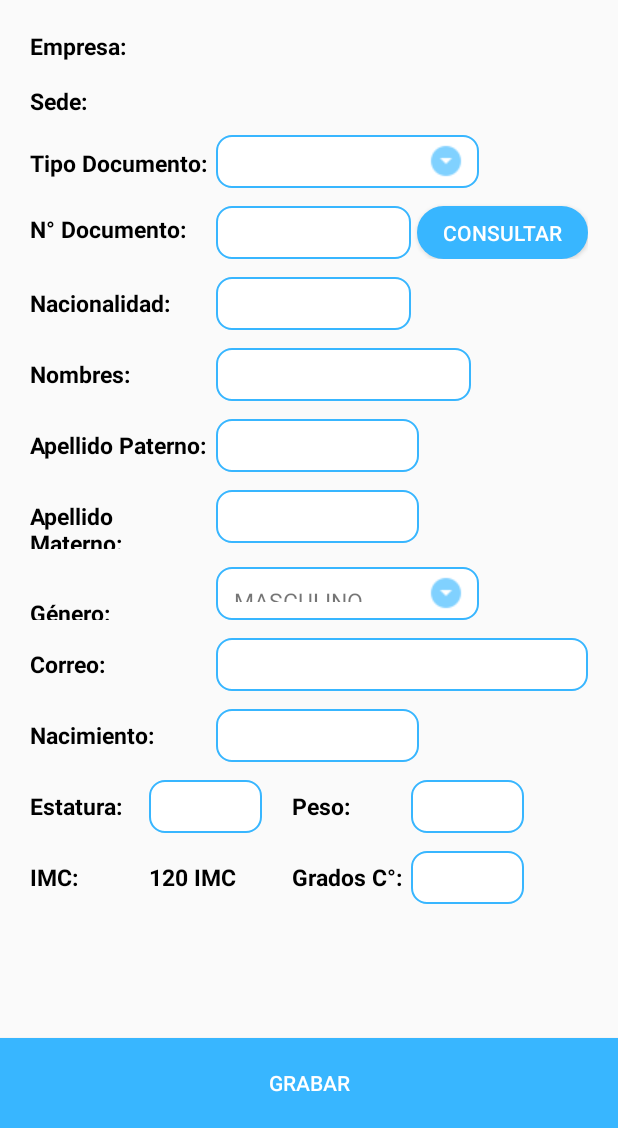
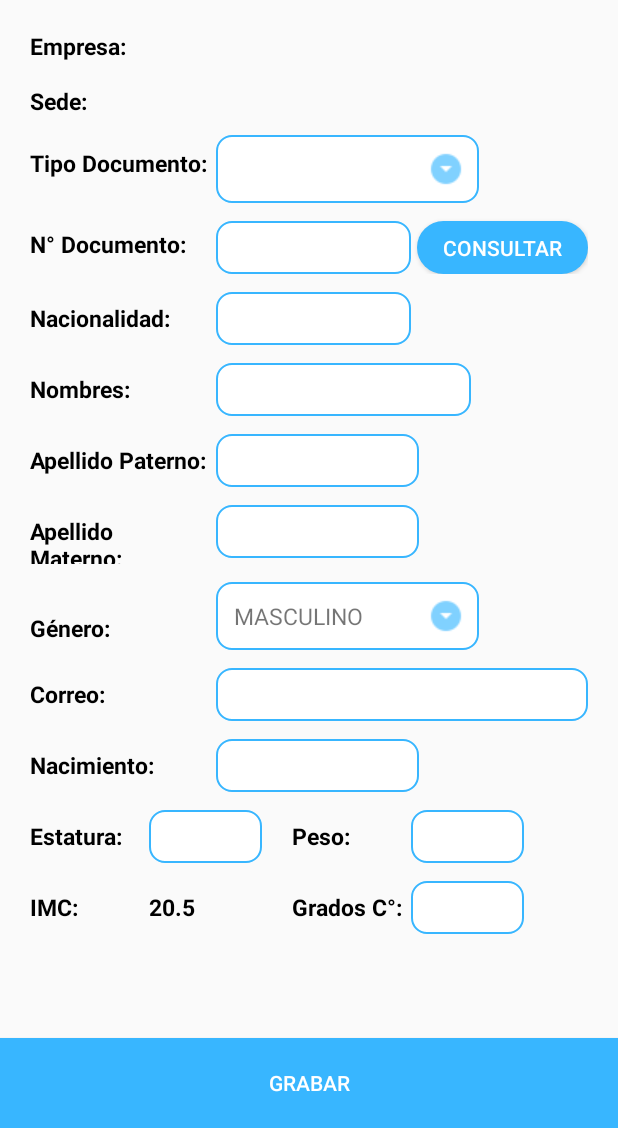
Before and after one commit to NicolasHidalgo/bioficha, an Android app: the ViewPageRegister screen opened directly, with no data from a screen before it, on a phone screen of 412 x 824 dp, the part 108-1236 px from its top. Run offline under Robolectric (Android 15) with nearby library versions, the phone set to English and light mode, and no system bars; our stand-ins replace Volley.

Commit message:
mas cambios

```diff
--- a/app/src/main/java/com/example/covid19/RegistroActivity.java
+++ b/app/src/main/java/com/example/covid19/RegistroActivity.java
@@ -1,13 +1,20 @@
 package com.example.covid19;
 
+import android.app.AlertDialog;
+import android.app.DatePickerDialog;
 import android.content.Context;
+import android.content.DialogInterface;
 import android.os.Bundle;
+import android.text.Editable;
+import android.text.TextWatcher;
 import android.view.LayoutInflater;
 import android.view.View;
 import android.view.ViewGroup;
 import android.widget.ArrayAdapter;
 import android.widget.Button;
+import android.widget.DatePicker;
 import android.widget.EditText;
+import android.widget.NumberPicker;
 import android.widget.Spinner;
 import android.widget.TextView;
 import android.widget.Toast;
@@ -24,10 +31,13 @@ import org.json.JSONArray;
 import org.json.JSONException;
 import org.json.JSONObject;
 
+import java.text.SimpleDateFormat;
 import java.util.ArrayList;
 import java.util.Arrays;
+import java.util.Calendar;
 import java.util.HashMap;
 import java.util.List;
+import java.util.Locale;
 import java.util.Map;
 
 import androidx.annotation.NonNull;
@@ -44,10 +54,14 @@ public class RegistroActivity extends Fragment {
     Spinner spTipoDocumento, spGenero;
     DatabaseManagerTipoDocumento dbTipoDocumento;
     Context context;
-    EditText txtNumDocumento, txtNombres, txtApePaterno, txtApeMaterno;
+    EditText txtNumDocumento, txtNombres, txtApePaterno, txtApeMaterno, txtNacionalidad, txtCorreo;
+    EditText txtFechaNacimiento, txtEstatura, txtPeso, txtGrados;
     RequestQueue requestQueue;
-    TextView lblNomEmpresa, lblNomSede;
+    TextView lblNomEmpresa, lblNomSede, lblIMC;
     private Session session;
+
+    Calendar calendar;
+    DatePickerDialog datePickerDialog;
 
     public RegistroActivity(){
 
@@ -64,9 +78,106 @@ public class RegistroActivity extends Fragment {
         spTipoDocumento = (Spinner) view.findViewById(R.id.spTipoDocumento);
         spGenero = (Spinner) view.findViewById(R.id.spGenero);
         txtNumDocumento = (EditText) view.findViewById(R.id.txtNumDocumento);
+        txtNacionalidad = (EditText) view.findViewById(R.id.txtNacionalidad);
         txtNombres = (EditText) view.findViewById(R.id.txtNombres);
         txtApePaterno = (EditText) view.findViewById(R.id.txtApellidoPaterno);
         txtApeMaterno = (EditText) view.findViewById(R.id.txtApellidoMaterno);
+        spGenero = (Spinner) view.findViewById(R.id.spGenero);
+        txtCorreo = (EditText) view.findViewById(R.id.txtCorreo);
+        txtFechaNacimiento = (EditText) view.findViewById(R.id.txtFechaNacimiento);
+        txtEstatura = (EditText) view.findViewById(R.id.txtEstatura);
+        txtPeso = (EditText) view.findViewById(R.id.txtPeso);
+        txtGrados = (EditText) view.findViewById(R.id.txtGrados);
+        lblIMC = (TextView) view.findViewById(R.id.lblIMC);
+
+        calendar = Calendar.getInstance();
+        final DatePickerDialog.OnDateSetListener date = new DatePickerDialog.OnDateSetListener() {
+
+            @Override
+            public void onDateSet(DatePicker view, int year, int monthOfYear,
+                                  int dayOfMonth) {
+                calendar.set(Calendar.YEAR, year);
+                calendar.set(Calendar.MONTH, monthOfYear);
+                calendar.set(Calendar.DAY_OF_MONTH, dayOfMonth);
+                updateFecha();
+            }
+
+        };
+
+        txtFechaNacimiento.setOnClickListener(new View.OnClickListener(){
+            @Override
+            public void onClick(View v){
+                new DatePickerDialog(context, date, calendar
+                        .get(Calendar.YEAR), calendar.get(Calendar.MONTH),
+                        calendar.get(Calendar.DAY_OF_MONTH)).show();
+
+            }
+        });
+
+        txtEstatura.addTextChangedListener(new TextWatcher() {
+            @Override
+            public void onTextChanged(CharSequence s, int start, int before, int count) {
+
+            }
+            @Override
+            public void beforeTextChanged(CharSequence s, int start, int count, int after) {
+                // TODO Auto-generated method stub
+            }
+            @Override
+            public void afterTextChanged(Editable s) {
+                String estatura = txtEstatura.getText().toString();
+                String peso = txtPeso.getText().toString();
+
+                if (estatura.isEmpty()){
+                    return;
+                }
+                if (peso.isEmpty()){
+                    return;
+                }
+                if(estatura.equals("0")){
+                    return;
+                }
+
+                float fest = Float.parseFloat(txtEstatura.getText().toString());
+                float fpes = Float.parseFloat(txtPeso.getText().toString());
+
+                float resultado = (fpes/(fest*fest));
+                lblIMC.setText(String.format("%.2f",resultado));
+            }
+        });
+
+        txtPeso.addTextChangedListener(new TextWatcher() {
+            @Override
+            public void onTextChanged(CharSequence s, int start, int before, int count) {
+
+            }
+            @Override
+            public void beforeTextChanged(CharSequence s, int start, int count, int after) {
+                // TODO Auto-generated method stub
+            }
+            @Override
+            public void afterTextChanged(Editable s) {
+                String estatura = txtEstatura.getText().toString();
+                String peso = txtPeso.getText().toString();
+
+                if (estatura.isEmpty()){
+                    return;
+                }
+                if (peso.isEmpty()){
+                    return;
+                }
+                if(estatura.equals("0")){
+                    return;
+                }
+
+                float fest = Float.parseFloat(txtEstatura.getText().toString());
+                float fpes = Float.parseFloat(txtPeso.getText().toString());
+
+                float resultado = (fpes/(fest*fest));
+                lblIMC.setText(String.format("%.2f",resultado));
+            }
+        });
+
         lblNomEmpresa = (TextView) view.findViewById(R.id.lblNomEmpresa);
         lblNomSede = (TextView) view.findViewById(R.id.lblNomSede);
 
@@ -122,10 +233,15 @@ public class RegistroActivity extends Fragment {
                 requestQueue.add(stringRequest);
             }
         });
-
         return view;
 
     }
 
+    private void updateFecha() {
+        String myFormat = "dd/MM/yyyy"; //In which you need put here
+        SimpleDateFormat sdf = new SimpleDateFormat(myFormat, Locale.US);
+        txtFechaNacimiento.setText(sdf.format(calendar.getTime()));
+    }
+
 
 }
--- a/app/src/main/java/com/example/covid19/ViewPageRegister.java
+++ b/app/src/main/java/com/example/covid19/ViewPageRegister.java
@@ -3,18 +3,37 @@ package com.example.covid19;
 
 import android.content.Context;
 import android.os.Bundle;
+import android.view.View;
 import android.widget.ArrayAdapter;
+import android.widget.Button;
+import android.widget.EditText;
 import android.widget.Spinner;
 import android.widget.Toast;
 
+import com.android.volley.AuthFailureError;
+import com.android.volley.Request;
+import com.android.volley.RequestQueue;
+import com.android.volley.Response;
+import com.android.volley.VolleyError;
+import com.android.volley.toolbox.StringRequest;
+import com.android.volley.toolbox.Volley;
 import com.google.android.material.tabs.TabLayout;
 
+import org.json.JSONArray;
+import org.json.JSONException;
+import org.json.JSONObject;
+
+import java.util.Date;
+import java.util.HashMap;
 import java.util.List;
+import java.util.Map;
 
 import androidx.appcompat.app.AppCompatActivity;
 import androidx.viewpager.widget.ViewPager;
 import beans.SpinnerBean;
+import beans.TipoDocumentoBean;
 import db.DatabaseManagerTipoDocumento;
+import helper.Session;
 
 public class ViewPageRegister extends AppCompatActivity {
 
@@ -22,7 +41,9 @@ public class ViewPageRegister extends AppCompatActivity {
     private TabLayout tabLayout;
     private ViewPager viewPager;
     private  ViewPagerAdapter viewPagerAdapter;
-    Spinner spTipoDocumento;
+    Button btnGrabar;
+    private Session session;
+    RequestQueue requestQueue;
 
     DatabaseManagerTipoDocumento dbTipoDocumento;
     @Override
@@ -30,14 +51,20 @@ public class ViewPageRegister extends AppCompatActivity {
         super.onCreate(savedInstanceState);
         setContentView(R.layout.activity_viewpager_register);
         context = this;
+        session = new Session(context);
+        dbTipoDocumento = new DatabaseManagerTipoDocumento(context);
 
         tabLayout = (TabLayout) findViewById(R.id.tabLayout_id);
         viewPager = (ViewPager) findViewById(R.id.viewpager_id);
         viewPagerAdapter = new ViewPagerAdapter(getSupportFragmentManager());
 
-        viewPagerAdapter.AddFragment(new RegistroActivity(), "Ficha");
-        viewPagerAdapter.AddFragment(new SintomasActivity(),"Síntomas");
-        viewPagerAdapter.AddFragment(new EnfermedadesActivity(),"Enfermedades");
+        final RegistroActivity registroActivity = new RegistroActivity();
+        final SintomasActivity sintomasActivity = new SintomasActivity();
+        final EnfermedadesActivity enfermedadesActivity = new EnfermedadesActivity();
+
+        viewPagerAdapter.AddFragment(registroActivity, "Ficha");
+        viewPagerAdapter.AddFragment(sintomasActivity,"Síntomas");
+        viewPagerAdapter.AddFragment(enfermedadesActivity,"Enfermedades");
 
         viewPager.setAdapter(viewPagerAdapter);
         tabLayout.setupWithViewPager(viewPager);
@@ -45,14 +72,69 @@ public class ViewPageRegister extends AppCompatActivity {
         tabLayout.getTabAt(1).setIcon(R.drawable.ic_sintomas_tab);
         tabLayout.getTabAt(2).setIcon(R.drawable.ic_enfermedad_tab);
 
-        //dbTipoDocumento = new DatabaseManagerTipoDocumento(context);
-        //spTipoDocumento = (Spinner) findViewById(R.id.spTipoDocumento);
-        //List<SpinnerBean> listaTipoDocumento = dbTipoDocumento.getSpinner();
+        btnGrabar = (Button) findViewById(R.id.btnGrabar);
+        btnGrabar.setOnClickListener(new View.OnClickListener() {
+            @Override
+            public void onClick(View v) {
+                String pAccion = "INSERT";
+                String pId = "0";
+                String pIdSede = session.getIdSede();
+                String pTipoDocumento = registroActivity.spTipoDocumento.getSelectedItem().toString();
+                TipoDocumentoBean tipoDocumentoBean = dbTipoDocumento.getByName(pTipoDocumento);
+                String pIdTipoDocumento = tipoDocumentoBean.getID();
+                String pNumDocumento = registroActivity.txtNumDocumento.getText().toString();
+                String pNacionalidad = registroActivity.txtNacionalidad.getText().toString();
+                String pNombres = registroActivity.txtNombres.getText().toString();
+                String pApePaterno = registroActivity.txtApePaterno.getText().toString();
+                String pApeMaterno = registroActivity.txtApeMaterno.getText().toString();
+                String pGenero = registroActivity.spGenero.getSelectedItem().toString();
+                String pCorreo = registroActivity.txtCorreo.getText().toString();
+                String pFechaNacimiento = registroActivity.txtFechaNacimiento.getText().toString();
+                String pEstatura = registroActivity.txtEstatura.getText().toString();
+                String pPeso = registroActivity.txtPeso.getText().toString();
+                String pIMC = registroActivity.lblIMC.getText().toString();
+                String pGrados = registroActivity.txtGrados.getText().toString();
 
-        //ArrayAdapter<SpinnerBean> adapterTipoDocumento = new ArrayAdapter<SpinnerBean>(context, R.layout.custom_spinner, listaTipoDocumento);
-        //adapterTipoDocumento.setDropDownViewResource(android.R.layout.simple_spinner_dropdown_item);
-        //spTipoDocumento.setAdapter(adapterTipoDocumento);
-        //Toast.makeText(this,"xxxx",Toast.LENGTH_LONG).show();
+                String URL = "https://bioficha.electocandidato.com/insert_id.php";
+                final String QUERY = "CALL SP_FICHA('"+pAccion+"',null,"+pIdSede+","+pIdTipoDocumento+",'"+pNumDocumento+"','"+pNacionalidad+"','"+pNombres+"','"+pApePaterno+"','"+pApeMaterno+"','1996-12-20','"+pGenero+"',"+pEstatura+","+pPeso+","+pIMC+","+pGrados+",'message in a bottle',1234,5678,'');";
+                StringRequest stringRequest = new StringRequest(Request.Method.POST, URL, new Response.Listener<String>() {
+                    @Override
+                    public void onResponse(String response) {
+                        if (response.equals("[]")){
+                            Toast.makeText(context,"No se encontraron datos", Toast.LENGTH_LONG).show();
+                        }else {
+                            try {
+                                JSONArray jsonArray = new JSONArray(response);
+                                JSONObject jsonObject = null;
+                                for (int i = 0; i < jsonArray.length(); i++) {
+                                    jsonObject = jsonArray.getJSONObject(i);
+                                    String ID = jsonObject.getString("ID");
+                                    String MENSAJE = jsonObject.getString("MENSAJE");
+                                }
+
+                            } catch (JSONException e) {
+                                e.printStackTrace();
+                            }
+                        }
+                    }
+                }, new Response.ErrorListener() {
+                    @Override
+                    public void onErrorResponse(VolleyError error) {
+
+                    }
+                }){
+                    @Override
+                    protected Map<String, String> getParams() throws AuthFailureError {
+                        Map<String, String> parametros = new HashMap<>();
+                        parametros.put("consulta", QUERY);
+                        return parametros;
+                    }
+                };;
+                requestQueue = Volley.newRequestQueue(context);
+                requestQueue.add(stringRequest);
+
+            }
+        });
 
     }
 }
--- a/app/src/main/res/layout/activity_registro.xml
+++ b/app/src/main/res/layout/activity_registro.xml
@@ -75,14 +75,14 @@
             android:layout_marginTop="20dp"
             android:textSize="15dp">
         </TextView>
+
         <Spinner
             android:id="@+id/spTipoDocumento"
             android:layout_width="175dp"
-            android:layout_height="35dp"
-            android:background="@drawable/spinner"
+            android:layout_height="45dp"
             android:layout_marginLeft="4dp"
-            android:layout_marginTop="12dp" >
-        </Spinner>
+            android:layout_marginTop="12dp"
+            android:background="@drawable/spinner"></Spinner>
 
     </LinearLayout>
     <LinearLayout
@@ -236,14 +236,14 @@
             android:layout_marginTop="20dp"
             android:textSize="15dp">
         </TextView>
+
         <Spinner
             android:id="@+id/spGenero"
             android:layout_width="175dp"
-            android:layout_height="35dp"
-            android:background="@drawable/spinner"
+            android:layout_height="45dp"
             android:layout_marginLeft="4dp"
-            android:layout_marginTop="12dp" >
-        </Spinner>
+            android:layout_marginTop="12dp"
+            android:background="@drawable/spinner"></Spinner>
     </LinearLayout>
     <LinearLayout
         android:layout_width="match_parent"
@@ -283,17 +283,18 @@
             android:layout_marginTop="12dp"
             android:textSize="15dp">
         </TextView>
+
         <EditText
             android:id="@+id/txtFechaNacimiento"
             android:layout_width="135dp"
             android:layout_height="35dp"
-            android:inputType="date"
+            android:layout_marginLeft="4dp"
+            android:layout_marginTop="12dp"
+            android:background="@drawable/edit"
             android:paddingLeft="10dp"
-            android:textSize="15dp"
-            android:background="@drawable/edit"
-            android:layout_marginTop="12dp"
-            android:layout_marginLeft="4dp">
-        </EditText>
+            android:clickable="true"
+            android:editable="false"
+            android:textSize="15dp"></EditText>
     </LinearLayout>
     <LinearLayout
         android:layout_width="match_parent"
@@ -354,16 +355,17 @@
             android:layout_marginTop="12dp"
             android:textSize="15dp">
         </TextView>
+
         <TextView
+            android:id="@+id/lblIMC"
             android:layout_width="75dp"
             android:layout_height="wrap_content"
-            android:text="120 IMC"
+            android:layout_marginLeft="4dp"
+            android:layout_marginTop="12dp"
+            android:text="20.5"
             android:textColor="#000"
-            android:textStyle="bold"
-            android:layout_marginTop="12dp"
-            android:layout_marginLeft="4dp"
-            android:textSize="15dp">
-        </TextView>
+            android:textSize="15dp"
+            android:textStyle="bold"></TextView>
         <TextView
             android:layout_width="75dp"
             android:layout_height="wrap_content"
--- a/app/src/main/res/layout/activity_viewpager_register.xml
+++ b/app/src/main/res/layout/activity_viewpager_register.xml
@@ -24,12 +24,13 @@
         android:layout_height="match_parent"
         android:layout_marginBottom="60dp">
     </androidx.viewpager.widget.ViewPager>
+
     <Button
+        android:id="@+id/btnGrabar"
         android:layout_width="match_parent"
         android:layout_height="match_parent"
+        android:layout_marginTop="-60dp"
+        android:background="#38b6ff"
         android:text="Grabar"
-        android:textColor="#fff"
-        android:background="#38b6ff"
-        android:layout_marginTop="-60dp">
-    </Button>
+        android:textColor="#fff"></Button>
 </LinearLayout>
```
Also changed, not shown: app/src/main/java/db/DatabaseManagerTipoDocumento.java (+14 -1 lines).
